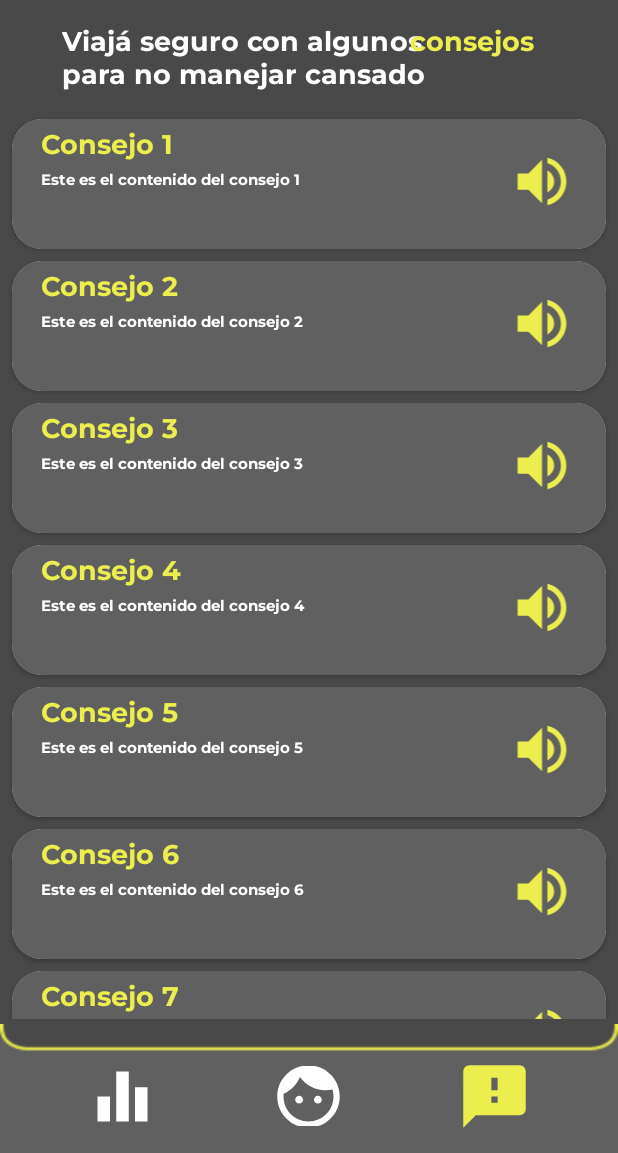
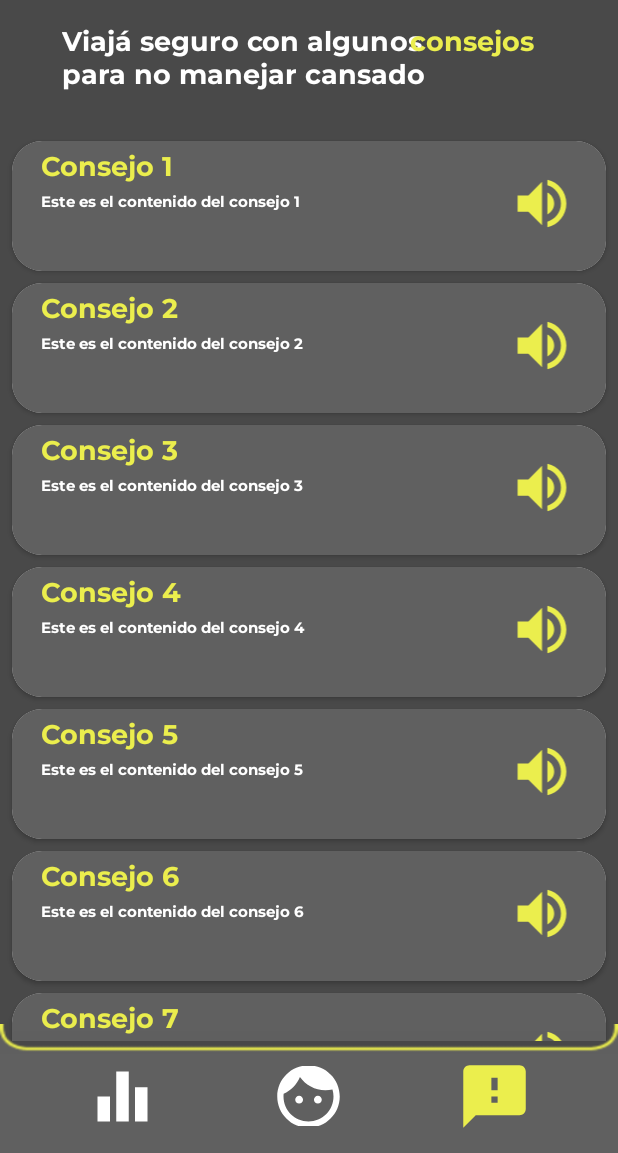
Before and after one commit to santiagob95/DriveBuddy, an Android app: the screen it shows after launch once a user with an empty profile is signed in (MainActivity), item 3 of the bottom bar chosen, on a phone screen of 412 x 824 dp, the part 83-1236 px from its top. Run offline under Robolectric (Android 15) with nearby library versions, the phone set to English and light mode, and no system bars; our stand-ins replace Firebase (no records; nobody signed in at launch, a user with empty details on screens opened directly); libraries missing offline, so code that uses them is left out: androidx.camera.core, androidx.camera.lifecycle, com.facebook, com.facebook.login; 2 statements that could not run were skipped.

Commit message:
fix lista consejos margin bottom.

```diff
--- a/app/src/main/res/layout/fragment_cons.xml
+++ b/app/src/main/res/layout/fragment_cons.xml
@@ -51,7 +51,7 @@
         android:layout_width="match_parent"
         android:layout_height="618dp"
         android:layout_marginTop="10dp"
-        android:layout_marginBottom="30dp"
+        android:layout_marginBottom="0dp"
         app:layout_constraintBottom_toBottomOf="parent"
         app:layout_constraintEnd_toEndOf="parent"
         app:layout_constraintStart_toStartOf="parent"
```
